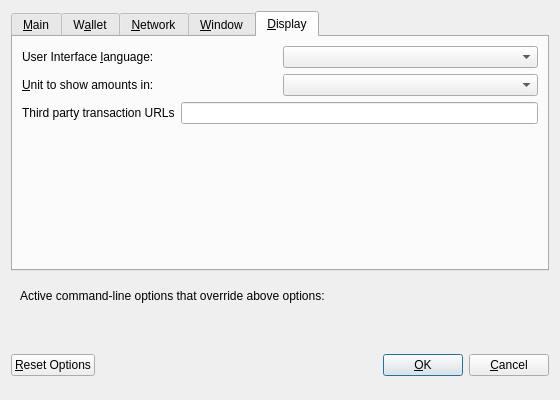
dobbscoin/dobbscoin-source, file src/qt/forms/optionsdialog.ui: the form before one commit.
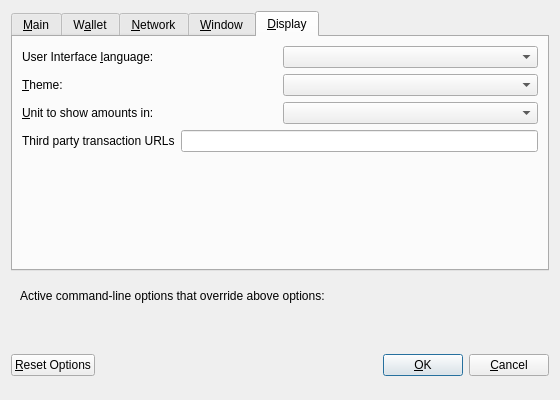
The form after the commit. The open tabs and pages were chosen to show the change. Custom widgets are drawn as their Qt base class.

Commit message: Qt: Theme setting (System / Light / Dark) and themed artwork (#49)

Diff of the .ui file:
```diff
--- a/src/qt/forms/optionsdialog.ui
+++ b/src/qt/forms/optionsdialog.ui
@@ -391,6 +391,30 @@
          </item>
         </layout>
        </item>
+       <item>
+        <layout class="QHBoxLayout" name="horizontalLayout_Theme_Display">
+         <item>
+          <widget class="QLabel" name="themeLabel">
+           <property name="text">
+            <string>&amp;Theme:</string>
+           </property>
+           <property name="textFormat">
+            <enum>Qt::PlainText</enum>
+           </property>
+           <property name="buddy">
+            <cstring>theme</cstring>
+           </property>
+          </widget>
+         </item>
+         <item>
+          <widget class="QValueComboBox" name="theme">
+           <property name="toolTip">
+            <string>Light or dark colors. System follows your operating system. This setting will take effect after restarting Dobbscoin.</string>
+           </property>
+          </widget>
+         </item>
+        </layout>
+       </item>
        <item>
         <layout class="QHBoxLayout" name="horizontalLayout_2_Display">
          <item>
```
The commit also changes 23 other files.
